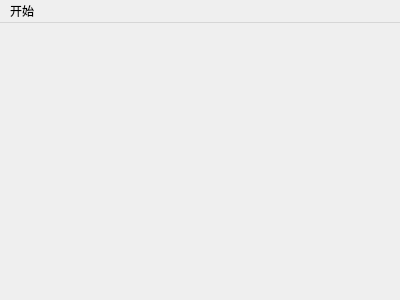
LuciusXu/QT_Workplace, file windows/CoinFlip/mainscene.ui: the form before one commit.
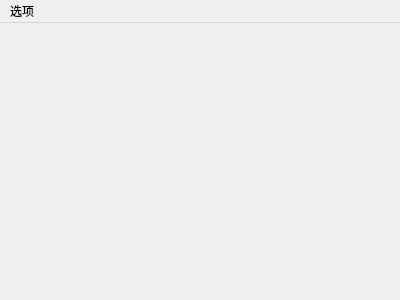
The form after the commit.

Diff of the .ui file:
```diff
--- a/windows/CoinFlip/mainscene.ui
+++ b/windows/CoinFlip/mainscene.ui
@@ -25,7 +25,7 @@
    </property>
    <widget class="QMenu" name="menu">
     <property name="title">
-     <string>开始</string>
+     <string>选项</string>
     </property>
     <addaction name="actionQuit"/>
    </widget>
```
